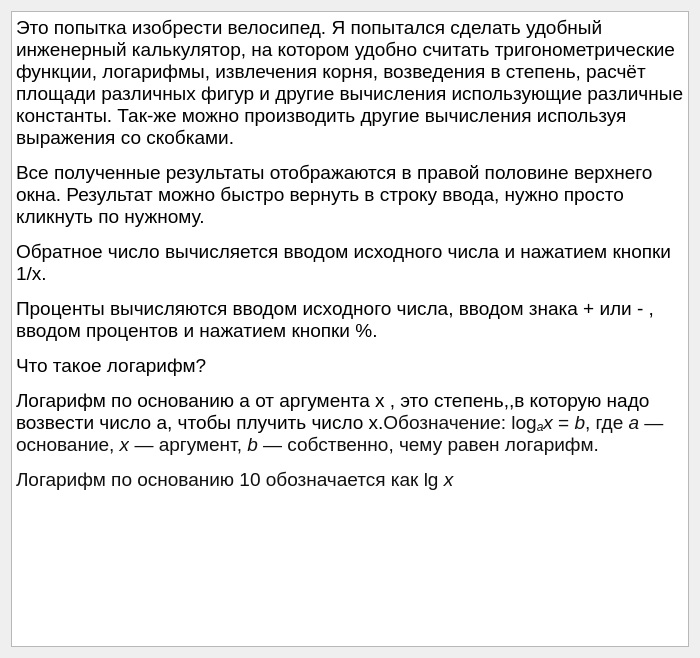
pAVlicSim/pyqt_calculator, file myForms/helpDialog.ui: the form before one commit.
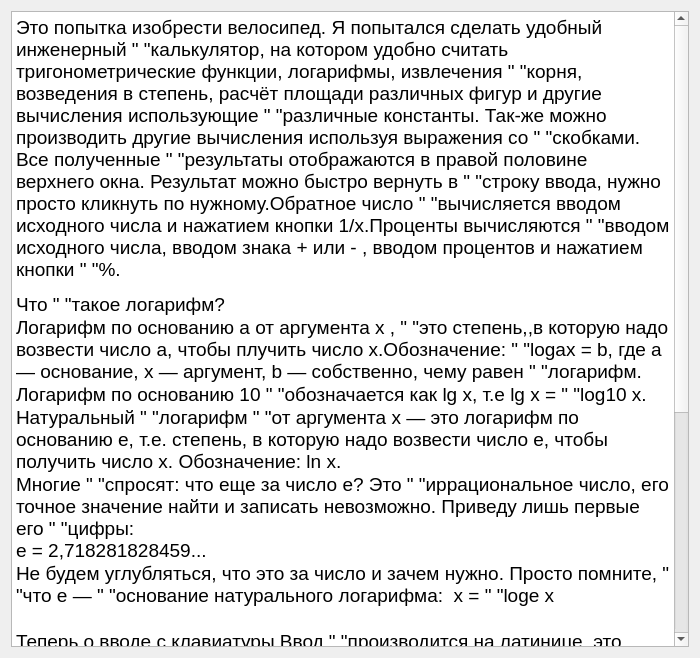
The form after the commit.

```diff
--- a/myForms/helpDialog.ui
+++ b/myForms/helpDialog.ui
@@ -33,18 +33,25 @@
      </property>
      <property name="html">
       <string>&lt;!DOCTYPE HTML PUBLIC &quot;-//W3C//DTD HTML 4.0//EN&quot; &quot;http://www.w3.org/TR/REC-html40/strict.dtd&quot;&gt;
-&lt;html&gt;&lt;head&gt;&lt;meta name=&quot;qrichtext&quot; content=&quot;1&quot; /&gt;&lt;title&gt;Инструкция по применению.&lt;/title&gt;&lt;style type=&quot;text/css&quot;&gt;
+&lt;html&gt;&lt;head&gt;&lt;meta name=&quot;qrichtext&quot; content=&quot;1&quot; /&gt;&lt;title&gt;Инструкция по &quot;
+                      &quot;применению.&lt;/title&gt;&lt;style type=&quot;text/css&quot;&gt;
 p, li { white-space: pre-wrap; }
 &lt;/style&gt;&lt;/head&gt;&lt;body style=&quot; font-family:'Noto Sans'; font-size:10pt; font-weight:400; font-style:normal;&quot;&gt;
-&lt;p style=&quot; margin-top:12px; margin-bottom:12px; margin-left:0px; margin-right:0px; -qt-block-indent:0; text-indent:0px;&quot;&gt;&lt;span style=&quot; font-family:'MS Shell Dlg 2'; font-size:14pt;&quot;&gt;Это попытка изобрести велосипед. Я попытался сделать удобный инженерный калькулятор, на котором удобно считать тригонометрические функции, логарифмы, извлечения корня, возведения в степень, расчёт площади различных фигур и другие вычисления использующие различные константы. Так-же можно производить другие вычисления используя выражения со скобками. &lt;/span&gt;&lt;/p&gt;
-&lt;p style=&quot; margin-top:12px; margin-bottom:12px; margin-left:0px; margin-right:0px; -qt-block-indent:0; text-indent:0px;&quot;&gt;&lt;span style=&quot; font-family:'MS Shell Dlg 2'; font-size:14pt;&quot;&gt;Все полученные результаты отображаются в правой половине верхнего окна. Результат можно быстро вернуть в строку ввода, нужно просто кликнуть по нужному.&lt;/span&gt;&lt;/p&gt;
-&lt;p style=&quot; margin-top:12px; margin-bottom:12px; margin-left:0px; margin-right:0px; -qt-block-indent:0; text-indent:0px;&quot;&gt;&lt;span style=&quot; font-family:'MS Shell Dlg 2'; font-size:14pt;&quot;&gt;Обратное число вычисляется вводом исходного числа и нажатием кнопки 1/х.&lt;/span&gt;&lt;/p&gt;
-&lt;p style=&quot; margin-top:12px; margin-bottom:12px; margin-left:0px; margin-right:0px; -qt-block-indent:0; text-indent:0px;&quot;&gt;&lt;span style=&quot; font-family:'MS Shell Dlg 2'; font-size:14pt;&quot;&gt;Проценты вычисляются вводом исходного числа, вводом знака + или - , вводом процентов и нажатием кнопки %.&lt;/span&gt;&lt;/p&gt;
-&lt;p style=&quot; margin-top:12px; margin-bottom:12px; margin-left:0px; margin-right:0px; -qt-block-indent:0; text-indent:0px;&quot;&gt;&lt;span style=&quot; font-family:'MS Shell Dlg 2'; font-size:14pt;&quot;&gt;Что такое логарифм?&lt;/span&gt;&lt;/p&gt;
-&lt;p style=&quot; margin-top:12px; margin-bottom:12px; margin-left:0px; margin-right:0px; -qt-block-indent:0; text-indent:0px;&quot;&gt;&lt;span style=&quot; font-family:'Arial,Helvetica,sans-serif'; font-size:14pt;&quot;&gt;Логарифм по основанию a от аргумента x , это степень,,в которую надо возвести число a, чтобы плучить число x.&lt;/span&gt;&lt;span style=&quot; font-family:'Arial,Helvetica,sans-serif'; font-size:14pt; color:#101010;&quot;&gt;Обозначение: log&lt;/span&gt;&lt;span style=&quot; font-family:'Times New Roman,Times,serif'; font-size:14pt; font-style:italic; color:#101010; vertical-align:sub;&quot;&gt;a&lt;/span&gt;&lt;span style=&quot; font-family:'Times New Roman,Times,serif'; font-size:14pt; font-style:italic; color:#101010;&quot;&gt;x&lt;/span&gt;&lt;span style=&quot; font-family:'Arial,Helvetica,sans-serif'; font-size:14pt; color:#101010;&quot;&gt; = &lt;/span&gt;&lt;span style=&quot; font-family:'Times New Roman,Times,serif'; font-size:14pt; font-style:italic; color:#101010;&quot;&gt;b&lt;/span&gt;&lt;span style=&quot; font-family:'Arial,Helvetica,sans-serif'; font-size:14pt; color:#101010;&quot;&gt;, где &lt;/span&gt;&lt;span style=&quot; font-family:'Times New Roman,Times,serif'; font-size:14pt; font-style:italic; color:#101010;&quot;&gt;a&lt;/span&gt;&lt;span style=&quot; font-family:'Arial,Helvetica,sans-serif'; font-size:14pt; color:#101010;&quot;&gt; — основание, &lt;/span&gt;&lt;span style=&quot; font-family:'Times New Roman,Times,serif'; font-size:14pt; font-style:italic; color:#101010;&quot;&gt;x&lt;/span&gt;&lt;span style=&quot; font-family:'Arial,Helvetica,sans-serif'; font-size:14pt; color:#101010; background-color:#ffffff;&quot;&gt; — аргумент, &lt;/span&gt;&lt;span style=&quot; font-family:'Times New Roman,Times,serif'; font-size:14pt; font-style:italic; color:#101010; background-color:#ffffff;&quot;&gt;b&lt;/span&gt;&lt;span style=&quot; font-family:'Arial,Helvetica,sans-serif'; font-size:14pt; color:#101010;&quot;&gt; — собственно, чему равен логарифм.&lt;/span&gt;&lt;/p&gt;
-&lt;p style=&quot; margin-top:12px; margin-bottom:12px; margin-left:0px; margin-right:0px; -qt-block-indent:0; text-indent:0px;&quot;&gt;&lt;span style=&quot; font-family:'Arial,Helvetica,sans-serif'; font-size:14pt; color:#101010;&quot;&gt;Логарифм по основанию 10 обозначается как lg &lt;/span&gt;&lt;span style=&quot; font-family:'Times New Roman,Times,serif'; font-size:14pt; font-style:italic; color:#101010;&quot;&gt;x&lt;/span&gt;&lt;span style=&quot; font-family:'Times New Roman,Times,serif'; font-size:14pt; color:#101010;&quot;&gt; &lt;/span&gt;&lt;/p&gt;
-&lt;p style=&quot; margin-top:12px; margin-bottom:12px; margin-left:0px; margin-right:0px; -qt-block-indent:0; text-indent:0px;&quot;&gt;&lt;span style=&quot; font-family:'MS Shell Dlg 2'; font-size:8.25pt;&quot;&gt;&lt;br /&gt;&lt;/span&gt;&lt;/p&gt;
-&lt;p style=&quot; margin-top:12px; margin-bottom:12px; margin-left:0px; margin-right:0px; -qt-block-indent:0; text-indent:0px;&quot;&gt;&lt;span style=&quot; font-family:'MS Shell Dlg 2'; font-size:8.25pt;&quot;&gt;&lt;br /&gt;&lt;/span&gt;&lt;/p&gt;&lt;/body&gt;&lt;/html&gt;</string>
+&lt;p style=&quot; margin-top:12px; margin-bottom:12px; margin-left:0px; margin-right:0px; -qt-block-indent:0; text-indent:0px;&quot;&gt;&lt;span style=&quot; font-size:14pt;&quot;&gt;Это попытка изобрести велосипед. Я попытался сделать удобный инженерный &amp;quot; &amp;quot;калькулятор, на котором удобно считать тригонометрические функции, логарифмы, извлечения &amp;quot; &amp;quot;корня, возведения в степень, расчёт площади различных фигур и другие вычисления использующие &amp;quot; &amp;quot;различные константы. Так-же можно производить другие вычисления используя выражения со &amp;quot; &amp;quot;скобками. Все полученные &amp;quot; &amp;quot;результаты отображаются в правой половине верхнего окна. Результат можно быстро вернуть в &amp;quot; &amp;quot;строку ввода, нужно просто кликнуть по нужному.Обратное число &amp;quot; &amp;quot;вычисляется вводом исходного числа и нажатием кнопки 1/х.Проценты вычисляются &amp;quot; &amp;quot;вводом исходного числа, вводом знака + или - , вводом процентов и нажатием кнопки &amp;quot; &amp;quot;%.&lt;/span&gt;&lt;/p&gt;
+&lt;p style=&quot; margin-top:0px; margin-bottom:0px; margin-left:0px; margin-right:0px; -qt-block-indent:0; text-indent:0px;&quot;&gt;&lt;span style=&quot; font-size:14pt;&quot;&gt;Что &amp;quot; &amp;quot;такое логарифм?&lt;/span&gt;&lt;/p&gt;
+&lt;p style=&quot; margin-top:0px; margin-bottom:0px; margin-left:0px; margin-right:0px; -qt-block-indent:0; text-indent:0px;&quot;&gt;&lt;span style=&quot; font-size:14pt;&quot;&gt;Логарифм по основанию a от аргумента x , &amp;quot; &amp;quot;это степень,,в которую надо возвести число a, чтобы плучить число x.Обозначение: &amp;quot; &amp;quot;logax = b, где a — основание, x — аргумент, b — собственно, чему равен &amp;quot; &amp;quot;логарифм.&lt;/span&gt;&lt;/p&gt;
+&lt;p style=&quot; margin-top:0px; margin-bottom:0px; margin-left:0px; margin-right:0px; -qt-block-indent:0; text-indent:0px;&quot;&gt;&lt;span style=&quot; font-size:14pt;&quot;&gt;Логарифм по основанию 10 &amp;quot; &amp;quot;обозначается как lg x, т.е lg x = &amp;quot; &amp;quot;log10 x.&lt;/span&gt;&lt;/p&gt;
+&lt;p style=&quot; margin-top:0px; margin-bottom:0px; margin-left:0px; margin-right:0px; -qt-block-indent:0; text-indent:0px;&quot;&gt;&lt;span style=&quot; font-size:14pt;&quot;&gt;Натуральный &amp;quot; &amp;quot;логарифм &amp;quot; &amp;quot;от аргумента x — это логарифм по основанию e, т.е. степень, в которую надо возвести число e, чтобы получить число x. Обозначение: ln x. &lt;/span&gt;&lt;/p&gt;
+&lt;p style=&quot; margin-top:0px; margin-bottom:0px; margin-left:0px; margin-right:0px; -qt-block-indent:0; text-indent:0px;&quot;&gt;&lt;span style=&quot; font-size:14pt;&quot;&gt;Многие &amp;quot; &amp;quot;спросят: что еще за число e? Это &amp;quot; &amp;quot;иррациональное число, его точное значение найти и записать невозможно. Приведу лишь первые его &amp;quot; &amp;quot;цифры:&lt;br /&gt;e = 2,718281828459...&lt;/span&gt;&lt;/p&gt;
+&lt;p style=&quot; margin-top:0px; margin-bottom:0px; margin-left:0px; margin-right:0px; -qt-block-indent:0; text-indent:0px;&quot;&gt;&lt;span style=&quot; font-size:14pt;&quot;&gt;Не будем углубляться, что это за число и зачем нужно. Просто помните, &amp;quot; &amp;quot;что e — &amp;quot; &amp;quot;основание натурального логарифма:  x = &amp;quot; &amp;quot;loge x&lt;/span&gt;&lt;/p&gt;
+&lt;p style=&quot;-qt-paragraph-type:empty; margin-top:0px; margin-bottom:0px; margin-left:0px; margin-right:0px; -qt-block-indent:0; text-indent:0px; font-size:14pt;&quot;&gt;&lt;br /&gt;&lt;/p&gt;
+&lt;p style=&quot; margin-top:0px; margin-bottom:0px; margin-left:0px; margin-right:0px; -qt-block-indent:0; text-indent:0px;&quot;&gt;&lt;span style=&quot; font-size:14pt;&quot;&gt;Теперь о вводе с клавиатуры.Ввод &amp;quot; &amp;quot;производится на латинице, это сделано для удобства, т.к тригонометрические функции написаны на &amp;quot; &amp;quot;латинице и это облегчает использование мнемоник.&lt;/span&gt;&lt;/p&gt;
+&lt;p style=&quot; margin-top:0px; margin-bottom:0px; margin-left:0px; margin-right:0px; -qt-block-indent:0; text-indent:0px;&quot;&gt;&lt;span style=&quot; font-size:14pt;&quot;&gt;Мнемоники это &amp;quot; &amp;quot;подчёркнутые символы в названии кнопок. Например что-бы ввести cos нужно нажать &amp;quot;Alt + &amp;quot; &amp;quot;c&amp;quot;.&lt;/span&gt;&lt;/p&gt;
+&lt;p style=&quot; margin-top:0px; margin-bottom:0px; margin-left:0px; margin-right:0px; -qt-block-indent:0; text-indent:0px;&quot;&gt;&lt;span style=&quot; font-size:14pt;&quot;&gt;Чтобы увидеть все мнемоники &amp;quot; &amp;quot;просто нажмите клавишу&amp;quot;Alt&amp;quot;.&lt;/span&gt;&lt;/p&gt;
+&lt;p style=&quot; margin-top:0px; margin-bottom:0px; margin-left:0px; margin-right:0px; -qt-block-indent:0; text-indent:0px;&quot;&gt;&lt;span style=&quot; font-size:14pt;&quot;&gt;Цифры вводятся &amp;quot; &amp;quot;простым нажатием соответствующей клавиши. Символы &amp;quot;+&amp;quot; &amp;quot;-&amp;quot; &amp;quot;=&amp;quot; &amp;quot; &amp;quot;&amp;quot;%&amp;quot; также вводятся нажатием соответствующей клавиши.&lt;/span&gt;&lt;/p&gt;
+&lt;p style=&quot; margin-top:0px; margin-bottom:0px; margin-left:0px; margin-right:0px; -qt-block-indent:0; text-indent:0px;&quot;&gt;&lt;span style=&quot; font-size:14pt;&quot;&gt;Для вычисления обратного числа нужно нажать клавишу &amp;quot; &amp;quot;&amp;quot;x&amp;quot;.&lt;/span&gt;&lt;/p&gt;
+&lt;p style=&quot; margin-top:0px; margin-bottom:0px; margin-left:0px; margin-right:0px; -qt-block-indent:0; text-indent:0px;&quot;&gt;&lt;span style=&quot; font-size:14pt;&quot;&gt;Для очистки всех полей, &amp;quot; &amp;quot;клавиша &amp;quot;c&amp;quot;.&lt;/span&gt;&lt;/p&gt;
+&lt;p style=&quot; margin-top:0px; margin-bottom:0px; margin-left:0px; margin-right:0px; -qt-block-indent:0; text-indent:0px;&quot;&gt;&lt;span style=&quot; font-size:14pt;&quot;&gt;Для перемещения курсора &amp;quot; &amp;quot;используются клавиши со стрелками. Для удаления символов используется клавиша &amp;quot; &amp;quot;&amp;quot;backspace&amp;quot;. Для ввода знака умножения клавиша &amp;quot;*&amp;quot;, а для деления клавиша &amp;quot; &amp;quot;&amp;quot;/&amp;quot;.Для ввода подстрочных цифр используется комбинация клавиш &amp;quot;Ctrl&amp;quot; + &amp;quot; &amp;quot;&amp;quot;цифровая клавиша&amp;quot;.&lt;br /&gt;&lt;/span&gt;&lt;/p&gt;&lt;/body&gt;&lt;/html&gt;</string>
      </property>
     </widget>
    </item>
```
Left out of the diff: 3 changed lines with no effect on the pictures.
